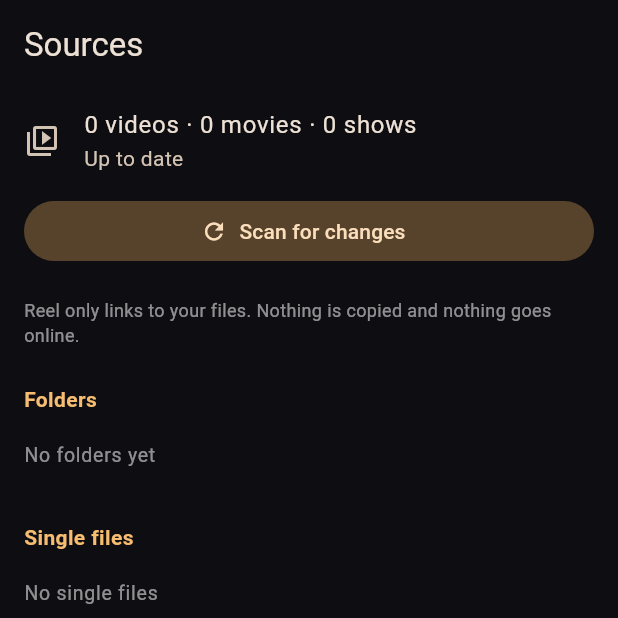
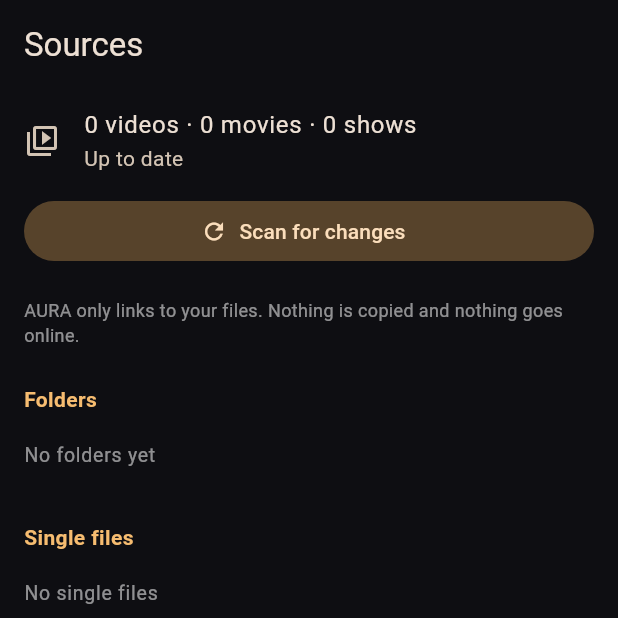
Before and after one commit to akanant-max/AndroidPlay, a Flutter app: the screen it shows after launch, item 5 of the bottom bar chosen, on a phone screen of 412 x 824 dp, the top half of it. Run offline on Flutter 3.47's test engine with Material 3 defaults, Android fonts, the phone set to English and light mode, and no system bars; our stand-ins replace permission_handler; missing offline and left inert: media_kit, media_kit_video, screen_brightness.

Commit message:
Rename the app to AURA
Package id stays dev.reel.reel so updates keep installing over it.

Co-Authored-By: Claude Opus 5.5 <noreply@anthropic.com>
Claude-Session: https://claude.ai/code/session_01ACqCCDiqEKp5zwUra4tEUq

```diff
--- a/lib/main.dart
+++ b/lib/main.dart
@@ -26,7 +26,7 @@ Future<void> main() async {
     store.logError('$e\n$s');
     return true;
   };
-  runApp(const ReelApp());
+  runApp(const AuraApp());
   if (store.scanOnStart) unawaited(store.rescan());
   Native.opens.stream.listen(openExternal);
   final first = await Native.initial();
@@ -49,13 +49,13 @@ Future<void> openExternal(String uri) async {
   navKey.currentState?.push(MaterialPageRoute(builder: (_) => PlayerPage(queue: q, index: i)));
 }
 
-class ReelApp extends StatelessWidget {
-  const ReelApp({super.key});
+class AuraApp extends StatelessWidget {
+  const AuraApp({super.key});
 
   @override
   Widget build(BuildContext context) {
     return MaterialApp(
-      title: 'Reel',
+      title: 'AURA',
       navigatorKey: navKey,
       debugShowCheckedModeBanner: false,
       theme: ThemeData(
--- a/lib/pages.dart
+++ b/lib/pages.dart
@@ -81,7 +81,7 @@ class HomePage extends StatelessWidget {
     }
     return Scaffold(
       appBar: AppBar(
-        title: const Text('Reel'),
+        title: const Text('AURA'),
         actions: [
           IconButton(
             tooltip: 'Search',
--- a/lib/player.dart
+++ b/lib/player.dart
@@ -726,11 +726,11 @@ class _PlayerPageState extends State<PlayerPage> with WidgetsBindingObserver {
     try {
       final b = await player.screenshot(format: 'image/png', includeLibassSubtitles: true);
       if (b == null) return;
-      final d = Directory('$internalRoot/Pictures/Reel')..createSync(recursive: true);
+      final d = Directory('$internalRoot/Pictures/AURA')..createSync(recursive: true);
       final safe = _item.name.replaceAll(RegExp(r'[^A-Za-z0-9 ]'), '');
       final f = File(p.join(d.path, '${safe}_${DateTime.now().millisecondsSinceEpoch}.png'));
       await f.writeAsBytes(b);
-      _flash('Saved to Pictures/Reel');
+      _flash('Saved to Pictures/AURA');
     } catch (_) {
       _flash('Could not save screenshot');
     }
--- a/lib/sources.dart
+++ b/lib/sources.dart
@@ -14,7 +14,7 @@ Future<void> openBrowser(BuildContext c) async {
   if (!await ensureStorage()) {
     if (c.mounted) {
       ScaffoldMessenger.of(c).showSnackBar(const SnackBar(
-        content: Text('Allow "All files access" so Reel can see your videos'),
+        content: Text('Allow "All files access" so AURA can see your videos'),
       ));
     }
     return;
@@ -72,7 +72,7 @@ class SourcesPage extends StatelessWidget {
             const Padding(
               padding: EdgeInsets.fromLTRB(16, 12, 16, 4),
               child: Text(
-                'Reel only links to your files. Nothing is copied and nothing goes online.',
+                'AURA only links to your files. Nothing is copied and nothing goes online.',
                 style: TextStyle(color: Colors.white54, fontSize: 12),
               ),
             ),
--- a/lib/store.dart
+++ b/lib/store.dart
@@ -185,11 +185,11 @@ class Store extends ChangeNotifier {
       crashes++;
       if (libassOn) {
         libassOn = false;
-        crashNotice = 'The player closed unexpectedly last time, so Reel switched to simple subtitles. '
+        crashNotice = 'The player closed unexpectedly last time, so AURA switched to simple subtitles. '
             'You can turn the full subtitle renderer back on in Settings.';
       } else if (hwdec != 'mediacodec-copy' && hwdec != 'no') {
         hwdec = 'mediacodec-copy';
-        crashNotice = 'The player closed unexpectedly again, so Reel switched hardware decoding to '
+        crashNotice = 'The player closed unexpectedly again, so AURA switched hardware decoding to '
             '"MediaCodec copy". You can change it in Settings.';
       } else {
         crashNotice = 'The player closed unexpectedly again. Settings → Error log may show why.';
```
Also changed, not shown: 3 other files.
